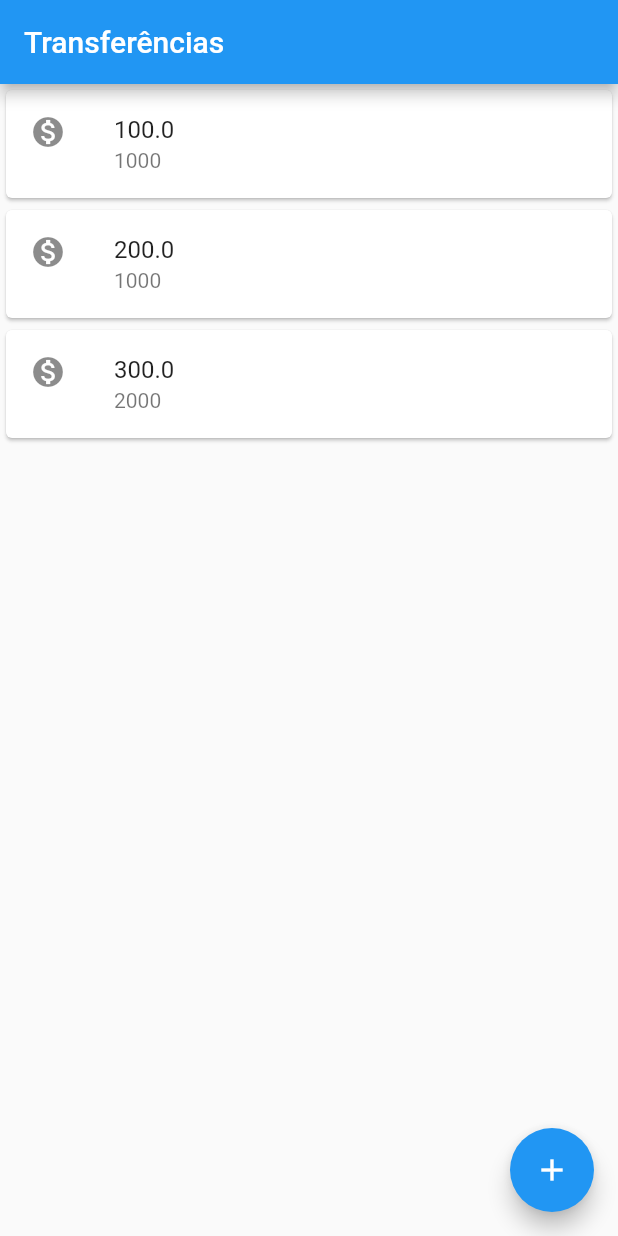
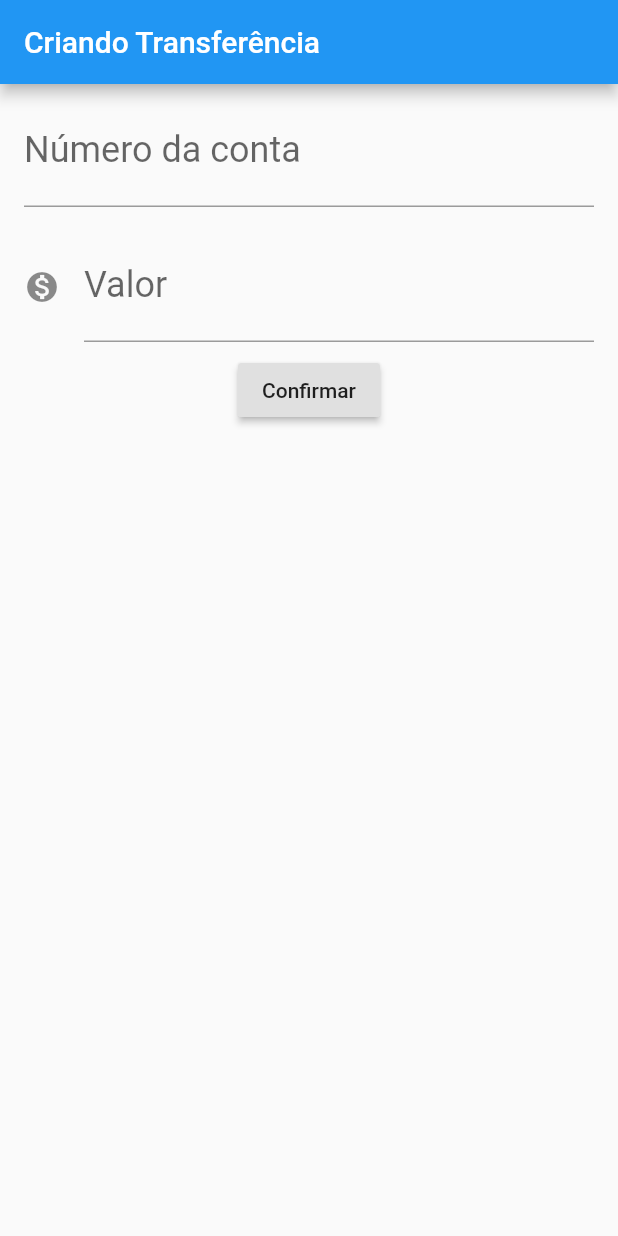
Before and after one commit to gm1357/Flutter-alura, a Flutter app: the screen it shows after launch, on a phone screen of 412 x 824 dp. Run offline on Flutter 3.47's test engine with Material 2 defaults, Android fonts, the phone set to English and light mode, and no system bars.

Commit message:
Implementado controller para pegar inputs e onPressed do button

```diff
--- a/lib/main.dart
+++ b/lib/main.dart
@@ -1,29 +1,89 @@
 import 'package:flutter/material.dart';
 
-void main() => runApp(
-  MaterialApp(
+void main() => runApp(FormularioTransferencia());
+
+class FormularioTransferencia extends StatelessWidget {
+
+  final TextEditingController _controllerCampoNumeroConta = TextEditingController();
+  final TextEditingController _controllerCampoValor = TextEditingController();
+
+  @override
+  Widget build(BuildContext context) {
+    return MaterialApp(
       home: Scaffold(
-      body: new ListaTransferencias(),
+        body: Column(
+          children: <Widget>[
+            Padding(
+              padding: const EdgeInsets.symmetric(horizontal: 16, vertical: 8),
+              child: TextField(
+                controller: _controllerCampoNumeroConta,
+                style: TextStyle(
+                  fontSize: 24.0
+                ),
+                decoration: InputDecoration(
+                  labelText: 'Número da conta',
+                  hintText: '0000'
+                ),
+                keyboardType: TextInputType.number,
+              ),
+            ),
+            Padding(
+              padding: const EdgeInsets.symmetric(horizontal: 16, vertical: 8),
+              child: TextField(
+                controller: _controllerCampoValor,
+                style: TextStyle(
+                  fontSize: 24.0
+                ),
+                decoration: InputDecoration(
+                  icon: Icon(Icons.monetization_on),
+                  labelText: 'Valor',
+                  hintText: '0.00'
+                ),
+                keyboardType: TextInputType.number,
+              ),
+            ),
+            RaisedButton(
+              onPressed: () {
+                final int numeroConta = int.tryParse(_controllerCampoNumeroConta.text);
+                final double valor = double.tryParse(_controllerCampoValor.text);
+
+                if (numeroConta != null && valor != null) {
+                  final transferenciaCriada = Transferencia(valor, numeroConta);
+
+                  debugPrint('$transferenciaCriada');
+                }
+              },
+              child: Text('Confirmar'),
+            ),
+          ],
+        ),
+        appBar: AppBar(
+          title: Text('Criando Transferência'),
+        ),
+      ),
+    );
+  }
+}
+
+
+class ListaTransferencias extends StatelessWidget {
+
+  @override
+  Widget build(BuildContext context) {
+    return Scaffold(
       appBar: AppBar(
         title: Text('Transferências'),
       ),
       floatingActionButton: FloatingActionButton(
         child: Icon(Icons.add),
       ),
-    ),
-  )
-);
-
-class ListaTransferencias extends StatelessWidget {
-
-  @override
-  Widget build(BuildContext context) {
-    return Column(
+      body: Column(
         children: <Widget>[
           ItemTransferencia(new Transferencia(100, 1000)),
           ItemTransferencia(new Transferencia(200, 1000)),
           ItemTransferencia(new Transferencia(300, 2000)),
         ],
+      ),
     );
   }
 }
@@ -51,4 +111,11 @@ class Transferencia {
   final int numeroConta;
 
   Transferencia(this.valor, this.numeroConta);
+
+  @override
+  String toString() {
+    return 'Transferencia{valor: $valor, numeroConta: $numeroConta}';
   }
+
+
+}
```
Lines whose indentation alone changed are shown as unchanged.
